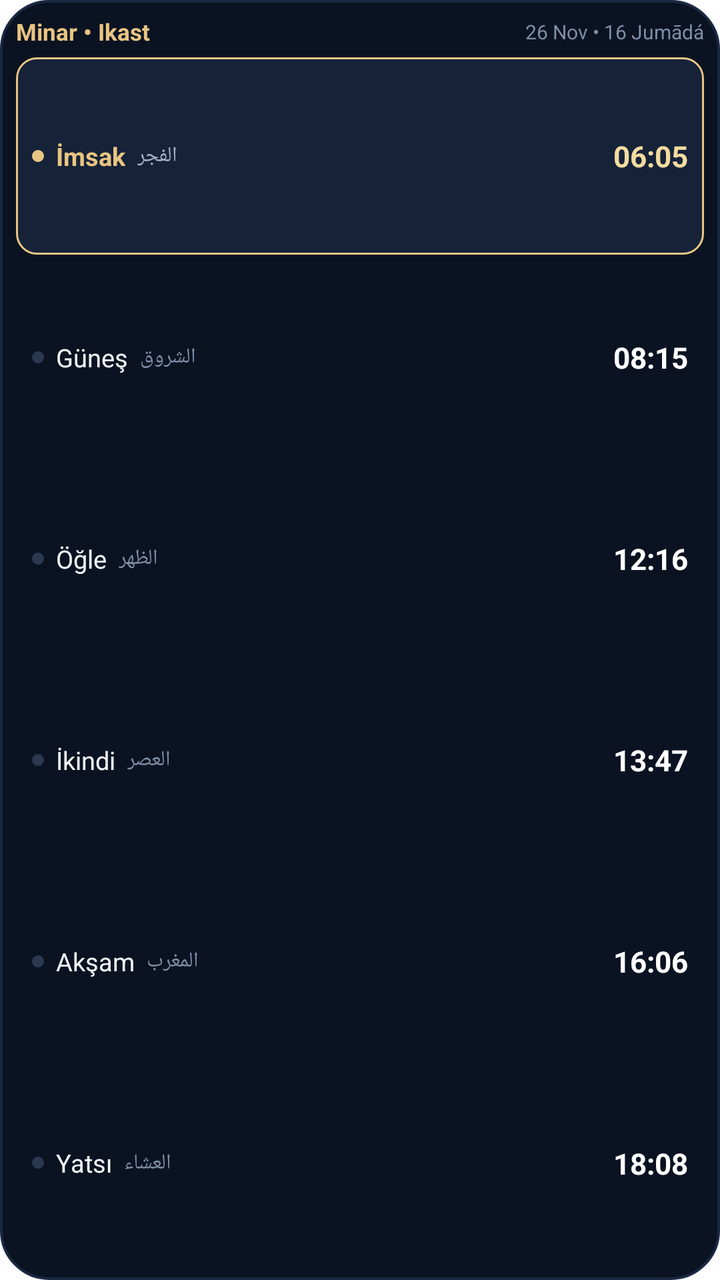
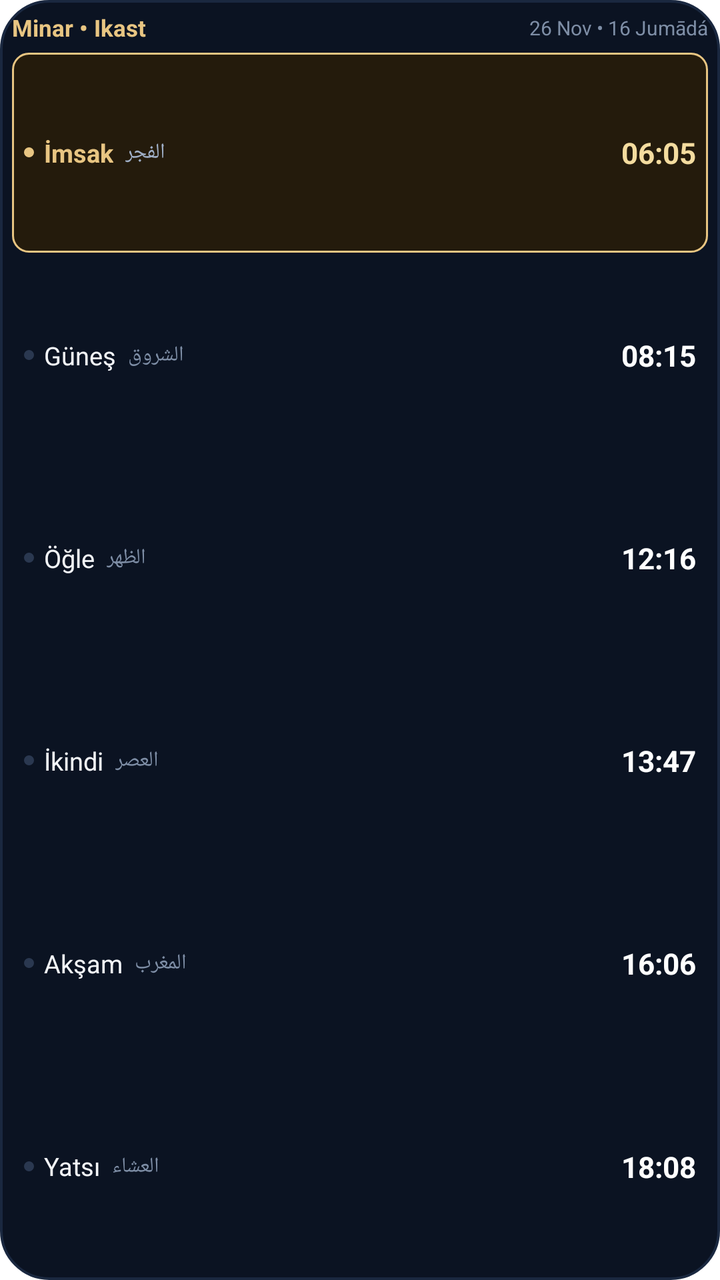

The first picture is an Android layout as it rendered before a commit; the second is the same layout after the commit. The layout source and the unified diff follow.
<!-- AndroidManifest.xml: fallback theme Theme.MaterialComponents.DayNight.NoActionBar -->
<!-- res/layout/widget_vertical.xml -->
<?xml version="1.0" encoding="utf-8"?>
<LinearLayout xmlns:android="http://schemas.android.com/apk/res/android"
    android:id="@+id/widget_vertical_root"
    android:layout_width="match_parent"
    android:layout_height="match_parent"
    android:background="@drawable/widget_bg_midnight"
    android:orientation="vertical"
    android:padding="8dp">

    
    <LinearLayout
        android:id="@+id/widget_v_header"
        android:layout_width="match_parent"
        android:layout_height="wrap_content"
        android:gravity="center_vertical"
        android:orientation="horizontal"
        android:paddingBottom="4dp">

        <TextView
            android:id="@+id/widget_v_title"
            android:layout_width="0dp"
            android:layout_height="wrap_content"
            android:layout_weight="1"
            android:ellipsize="end"
            android:maxLines="1"
            android:text="Minar • Ikast"
            android:textColor="#E8C582"
            android:textSize="11.5sp"
            android:textStyle="bold" />

        <TextView
            android:id="@+id/widget_v_date"
            android:layout_width="wrap_content"
            android:layout_height="wrap_content"
            android:ellipsize="end"
            android:maxLines="1"
            android:text="26 Nov • 16 Jumādá"
            android:textColor="#7E8EA6"
            android:textSize="10sp" />
    </LinearLayout>

    
    <LinearLayout
        android:layout_width="match_parent"
        android:layout_height="0dp"
        android:layout_weight="1"
        android:orientation="vertical">

        
        <LinearLayout
            android:id="@+id/widget_v_row_0"
            android:layout_width="match_parent"
            android:layout_height="0dp"
            android:layout_marginTop="1dp"
            android:layout_marginBottom="1dp"
            android:layout_weight="1"
            android:background="@drawable/widget_row_active_gold"
            android:gravity="center_vertical"
            android:orientation="horizontal"
            android:paddingHorizontal="8dp"
            android:paddingVertical="1dp">

            <ImageView
                android:id="@+id/widget_v_dot_0"
                android:layout_width="6dp"
                android:layout_height="6dp"
                android:layout_marginEnd="6dp"
                android:src="@drawable/widget_dot_gold" />

            <TextView
                android:id="@+id/widget_v_name_0"
                android:layout_width="wrap_content"
                android:layout_height="wrap_content"
                android:ellipsize="end"
                android:maxLines="1"
                android:text="İmsak"
                android:textColor="#E8C582"
                android:textSize="12.5sp"
                android:textStyle="bold" />

            <TextView
                android:id="@+id/widget_v_sub_0"
                android:layout_width="wrap_content"
                android:layout_height="wrap_content"
                android:layout_marginStart="6dp"
                android:ellipsize="end"
                android:gravity="start|center_vertical"
                android:maxLines="1"
                android:text="الفجر"
                android:textAlignment="viewStart"
                android:textColor="#A0B0C8"
                android:textSize="10.5sp" />

            <FrameLayout
                android:layout_width="0dp"
                android:layout_height="match_parent"
                android:layout_weight="1" />

            <TextView
                android:id="@+id/widget_v_time_0"
                android:layout_width="wrap_content"
                android:layout_height="wrap_content"
                android:gravity="end"
                android:text="06:05"
                android:textColor="#F4DC9F"
                android:textSize="14.5sp"
                android:textStyle="bold" />
        </LinearLayout>

        
        <LinearLayout
            android:id="@+id/widget_v_row_1"
            android:layout_width="match_parent"
            android:layout_height="0dp"
            android:layout_marginTop="1dp"
            android:layout_marginBottom="1dp"
            android:layout_weight="1"
            android:gravity="center_vertical"
            android:orientation="horizontal"
            android:paddingHorizontal="8dp"
            android:paddingVertical="1dp">

            <ImageView
                android:id="@+id/widget_v_dot_1"
                android:layout_width="6dp"
                android:layout_height="6dp"
                android:layout_marginEnd="6dp"
                android:src="@drawable/widget_dot_dim" />

            <TextView
                android:id="@+id/widget_v_name_1"
                android:layout_width="wrap_content"
                android:layout_height="wrap_content"
                android:ellipsize="end"
                android:maxLines="1"
                android:text="Güneş"
                android:textColor="#F3F5F8"
                android:textSize="12.5sp" />

            <TextView
                android:id="@+id/widget_v_sub_1"
                android:layout_width="wrap_content"
                android:layout_height="wrap_content"
                android:layout_marginStart="6dp"
                android:ellipsize="end"
                android:gravity="start|center_vertical"
                android:maxLines="1"
                android:text="الشروق"
                android:textAlignment="viewStart"
                android:textColor="#7E8EA6"
                android:textSize="10.5sp" />

            <FrameLayout
                android:layout_width="0dp"
                android:layout_height="match_parent"
                android:layout_weight="1" />

            <TextView
                android:id="@+id/widget_v_time_1"
                android:layout_width="wrap_content"
                android:layout_height="wrap_content"
                android:gravity="end"
                android:text="08:15"
                android:textColor="#FFFFFF"
                android:textSize="14.5sp"
                android:textStyle="bold" />
        </LinearLayout>

        
        <LinearLayout
            android:id="@+id/widget_v_row_2"
            android:layout_width="match_parent"
            android:layout_height="0dp"
            android:layout_marginTop="1dp"
            android:layout_marginBottom="1dp"
            android:layout_weight="1"
            android:gravity="center_vertical"
            android:orientation="horizontal"
            android:paddingHorizontal="8dp"
            android:paddingVertical="1dp">

            <ImageView
                android:id="@+id/widget_v_dot_2"
                android:layout_width="6dp"
                android:layout_height="6dp"
                android:layout_marginEnd="6dp"
                android:src="@drawable/widget_dot_dim" />

            <TextView
                android:id="@+id/widget_v_name_2"
                android:layout_width="wrap_content"
                android:layout_height="wrap_content"
                android:ellipsize="end"
                android:maxLines="1"
                android:text="Öğle"
                android:textColor="#F3F5F8"
                android:textSize="12.5sp" />

            <TextView
                android:id="@+id/widget_v_sub_2"
                android:layout_width="wrap_content"
                android:layout_height="wrap_content"
                android:layout_marginStart="6dp"
                android:ellipsize="end"
                android:gravity="start|center_vertical"
                android:maxLines="1"
                android:text="الظهر"
                android:textAlignment="viewStart"
                android:textColor="#7E8EA6"
                android:textSize="10.5sp" />

            <FrameLayout
                android:layout_width="0dp"
                android:layout_height="match_parent"
                android:layout_weight="1" />

            <TextView
                android:id="@+id/widget_v_time_2"
                android:layout_width="wrap_content"
                android:layout_height="wrap_content"
                android:gravity="end"
                android:text="12:16"
                android:textColor="#FFFFFF"
                android:textSize="14.5sp"
                android:textStyle="bold" />
        </LinearLayout>

        
        <LinearLayout
            android:id="@+id/widget_v_row_3"
            android:layout_width="match_parent"
            android:layout_height="0dp"
            android:layout_marginTop="1dp"
            android:layout_marginBottom="1dp"
            android:layout_weight="1"
            android:gravity="center_vertical"
            android:orientation="horizontal"
            android:paddingHorizontal="8dp"
            android:paddingVertical="1dp">

            <ImageView
                android:id="@+id/widget_v_dot_3"
                android:layout_width="6dp"
                android:layout_height="6dp"
                android:layout_marginEnd="6dp"
                android:src="@drawable/widget_dot_dim" />

            <TextView
                android:id="@+id/widget_v_name_3"
                android:layout_width="wrap_content"
                android:layout_height="wrap_content"
                android:ellipsize="end"
                android:maxLines="1"
                android:text="İkindi"
                android:textColor="#F3F5F8"
                android:textSize="12.5sp" />

            <TextView
                android:id="@+id/widget_v_sub_3"
                android:layout_width="wrap_content"
                android:layout_height="wrap_content"
                android:layout_marginStart="6dp"
                android:ellipsize="end"
                android:gravity="start|center_vertical"
                android:maxLines="1"
                android:text="العصر"
                android:textAlignment="viewStart"
                android:textColor="#7E8EA6"
                android:textSize="10.5sp" />

            <FrameLayout
                android:layout_width="0dp"
                android:layout_height="match_parent"
                android:layout_weight="1" />

            <TextView
                android:id="@+id/widget_v_time_3"
                android:layout_width="wrap_content"
                android:layout_height="wrap_content"
                android:gravity="end"
                android:text="13:47"
                android:textColor="#FFFFFF"
                android:textSize="14.5sp"
                android:textStyle="bold" />
        </LinearLayout>

        
        <LinearLayout
            android:id="@+id/widget_v_row_4"
            android:layout_width="match_parent"
            android:layout_height="0dp"
            android:layout_marginTop="1dp"
            android:layout_marginBottom="1dp"
            android:layout_weight="1"
            android:gravity="center_vertical"
            android:orientation="horizontal"
            android:paddingHorizontal="8dp"
            android:paddingVertical="1dp">

            <ImageView
                android:id="@+id/widget_v_dot_4"
                android:layout_width="6dp"
                android:layout_height="6dp"
                android:layout_marginEnd="6dp"
                android:src="@drawable/widget_dot_dim" />

            <TextView
                android:id="@+id/widget_v_name_4"
                android:layout_width="wrap_content"
                android:layout_height="wrap_content"
                android:ellipsize="end"
                android:maxLines="1"
                android:text="Akşam"
                android:textColor="#F3F5F8"
                android:textSize="12.5sp" />

            <TextView
                android:id="@+id/widget_v_sub_4"
                android:layout_width="wrap_content"
                android:layout_height="wrap_content"
                android:layout_marginStart="6dp"
                android:ellipsize="end"
                android:gravity="start|center_vertical"
                android:maxLines="1"
                android:text="المغرب"
                android:textAlignment="viewStart"
                android:textColor="#7E8EA6"
                android:textSize="10.5sp" />

            <FrameLayout
                android:layout_width="0dp"
                android:layout_height="match_parent"
                android:layout_weight="1" />

            <TextView
                android:id="@+id/widget_v_time_4"
                android:layout_width="wrap_content"
                android:layout_height="wrap_content"
                android:gravity="end"
                android:text="16:06"
                android:textColor="#FFFFFF"
                android:textSize="14.5sp"
                android:textStyle="bold" />
        </LinearLayout>

        
        <LinearLayout
            android:id="@+id/widget_v_row_5"
            android:layout_width="match_parent"
            android:layout_height="0dp"
            android:layout_marginTop="1dp"
            android:layout_marginBottom="1dp"
            android:layout_weight="1"
            android:gravity="center_vertical"
            android:orientation="horizontal"
            android:paddingHorizontal="8dp"
            android:paddingVertical="1dp">

            <ImageView
                android:id="@+id/widget_v_dot_5"
                android:layout_width="6dp"
                android:layout_height="6dp"
                android:layout_marginEnd="6dp"
                android:src="@drawable/widget_dot_dim" />

            <TextView
                android:id="@+id/widget_v_name_5"
                android:layout_width="wrap_content"
                android:layout_height="wrap_content"
                android:ellipsize="end"
                android:maxLines="1"
                android:text="Yatsı"
                android:textColor="#F3F5F8"
                android:textSize="12.5sp" />

            <TextView
                android:id="@+id/widget_v_sub_5"
                android:layout_width="wrap_content"
                android:layout_height="wrap_content"
                android:layout_marginStart="6dp"
                android:ellipsize="end"
                android:gravity="start|center_vertical"
                android:maxLines="1"
                android:text="العشاء"
                android:textAlignment="viewStart"
                android:textColor="#7E8EA6"
                android:textSize="10.5sp" />

            <FrameLayout
                android:layout_width="0dp"
                android:layout_height="match_parent"
                android:layout_weight="1" />

            <TextView
                android:id="@+id/widget_v_time_5"
                android:layout_width="wrap_content"
                android:layout_height="wrap_content"
                android:gravity="end"
                android:text="18:08"
                android:textColor="#FFFFFF"
                android:textSize="14.5sp"
                android:textStyle="bold" />
        </LinearLayout>
    </LinearLayout>
</LinearLayout>
<!-- resources referenced by this layout -->
<resources>
  <!-- drawable widget_bg_midnight (drawable) -->
  <?xml version="1.0" encoding="utf-8"?>
  <shape xmlns:android="http://schemas.android.com/apk/res/android"
      android:shape="rectangle">
      <solid android:color="#0B1322" />
      <stroke android:width="1.2dp" android:color="#1A2840" />
      <corners android:radius="24dp" />
  </shape>
  <!-- drawable widget_dot_dim (drawable) -->
  <?xml version="1.0" encoding="utf-8"?>
  <shape xmlns:android="http://schemas.android.com/apk/res/android"
      android:shape="oval">
      <solid android:color="#2A3850" />
      <size android:width="6dp" android:height="6dp" />
  </shape>
  <!-- drawable widget_dot_gold (drawable) -->
  <?xml version="1.0" encoding="utf-8"?>
  <shape xmlns:android="http://schemas.android.com/apk/res/android"
      android:shape="oval">
      <solid android:color="#E8C582" />
      <size android:width="8dp" android:height="8dp" />
  </shape>
  <!-- drawable widget_row_active_gold (drawable) -->
  <?xml version="1.0" encoding="utf-8"?>
  <shape xmlns:android="http://schemas.android.com/apk/res/android"
      android:shape="rectangle">
      <solid android:color="#162238" />
      <stroke android:width="1dp" android:color="#E8C582" />
      <corners android:radius="10dp" />
  </shape>
</resources>

<!-- the commit's change to res/layout/widget_vertical.xml (unified diff, before → after) -->
@@ -5,7 +5,7 @@
     android:layout_height="match_parent"
     android:background="@drawable/widget_bg_midnight"
     android:orientation="vertical"
-    android:padding="8dp">
+    android:padding="6dp">
 
     
     <LinearLayout
@@ -23,6 +23,7 @@
             android:layout_weight="1"
             android:ellipsize="end"
             android:maxLines="1"
+                android:singleLine="true"
             android:text="Minar • Ikast"
             android:textColor="#E8C582"
             android:textSize="11.5sp"
@@ -34,6 +35,7 @@
             android:layout_height="wrap_content"
             android:ellipsize="end"
             android:maxLines="1"
+                android:singleLine="true"
             android:text="26 Nov • 16 Jumādá"
             android:textColor="#7E8EA6"
             android:textSize="10sp" />
@@ -51,20 +53,20 @@
             android:id="@+id/widget_v_row_0"
             android:layout_width="match_parent"
             android:layout_height="0dp"
-            android:layout_marginTop="1dp"
-            android:layout_marginBottom="1dp"
+            android:layout_marginTop="0.5dp"
+            android:layout_marginBottom="0.5dp"
             android:layout_weight="1"
             android:background="@drawable/widget_row_active_gold"
             android:gravity="center_vertical"
             android:orientation="horizontal"
-            android:paddingHorizontal="8dp"
+            android:paddingHorizontal="6dp"
             android:paddingVertical="1dp">
 
             <ImageView
                 android:id="@+id/widget_v_dot_0"
-                android:layout_width="6dp"
-                android:layout_height="6dp"
-                android:layout_marginEnd="6dp"
+                android:layout_width="5dp"
+                android:layout_height="5dp"
+                android:layout_marginEnd="5dp"
                 android:src="@drawable/widget_dot_gold" />
 
             <TextView
@@ -73,6 +75,7 @@
                 android:layout_height="wrap_content"
                 android:ellipsize="end"
                 android:maxLines="1"
+                android:singleLine="true"
                 android:text="İmsak"
                 android:textColor="#E8C582"
                 android:textSize="12.5sp"
@@ -86,6 +89,7 @@
                 android:ellipsize="end"
                 android:gravity="start|center_vertical"
                 android:maxLines="1"
+                android:singleLine="true"
                 android:text="الفجر"
                 android:textAlignment="viewStart"
                 android:textColor="#A0B0C8"
@@ -112,19 +116,19 @@
             android:id="@+id/widget_v_row_1"
             android:layout_width="match_parent"
             android:layout_height="0dp"
-            android:layout_marginTop="1dp"
-            android:layout_marginBottom="1dp"
-            android:layout_weight="1"
-            android:gravity="center_vertical"
-            android:orientation="horizontal"
-            android:paddingHorizontal="8dp"
+            android:layout_marginTop="0.5dp"
+            android:layout_marginBottom="0.5dp"
+            android:layout_weight="1"
+            android:gravity="center_vertical"
+            android:orientation="horizontal"
+            android:paddingHorizontal="6dp"
             android:paddingVertical="1dp">
 
             <ImageView
                 android:id="@+id/widget_v_dot_1"
-                android:layout_width="6dp"
-                android:layout_height="6dp"
-                android:layout_marginEnd="6dp"
+                android:layout_width="5dp"
+                android:layout_height="5dp"
+                android:layout_marginEnd="5dp"
                 android:src="@drawable/widget_dot_dim" />
 
             <TextView
@@ -133,6 +137,7 @@
                 android:layout_height="wrap_content"
                 android:ellipsize="end"
                 android:maxLines="1"
+                android:singleLine="true"
                 android:text="Güneş"
                 android:textColor="#F3F5F8"
                 android:textSize="12.5sp" />
@@ -145,6 +150,7 @@
                 android:ellipsize="end"
                 android:gravity="start|center_vertical"
                 android:maxLines="1"
+                android:singleLine="true"
                 android:text="الشروق"
                 android:textAlignment="viewStart"
                 android:textColor="#7E8EA6"
@@ -171,19 +177,19 @@
             android:id="@+id/widget_v_row_2"
             android:layout_width="match_parent"
             android:layout_height="0dp"
-            android:layout_marginTop="1dp"
-            android:layout_marginBottom="1dp"
-            android:layout_weight="1"
-            android:gravity="center_vertical"
-            android:orientation="horizontal"
-            android:paddingHorizontal="8dp"
+            android:layout_marginTop="0.5dp"
+            android:layout_marginBottom="0.5dp"
+            android:layout_weight="1"
+            android:gravity="center_vertical"
+            android:orientation="horizontal"
+            android:paddingHorizontal="6dp"
             android:paddingVertical="1dp">
 
             <ImageView
                 android:id="@+id/widget_v_dot_2"
-                android:layout_width="6dp"
-                android:layout_height="6dp"
-                android:layout_marginEnd="6dp"
+                android:layout_width="5dp"
+                android:layout_height="5dp"
+                android:layout_marginEnd="5dp"
                 android:src="@drawable/widget_dot_dim" />
 
             <TextView
@@ -192,6 +198,7 @@
                 android:layout_height="wrap_content"
                 android:ellipsize="end"
                 android:maxLines="1"
+                android:singleLine="true"
                 android:text="Öğle"
                 android:textColor="#F3F5F8"
                 android:textSize="12.5sp" />
@@ -204,6 +211,7 @@
                 android:ellipsize="end"
                 android:gravity="start|center_vertical"
                 android:maxLines="1"
+                android:singleLine="true"
                 android:text="الظهر"
                 android:textAlignment="viewStart"
                 android:textColor="#7E8EA6"
@@ -230,19 +238,19 @@
             android:id="@+id/widget_v_row_3"
             android:layout_width="match_parent"
             android:layout_height="0dp"
-            android:layout_marginTop="1dp"
-            android:layout_marginBottom="1dp"
-            android:layout_weight="1"
-            android:gravity="center_vertical"
-            android:orientation="horizontal"
-            android:paddingHorizontal="8dp"
+            android:layout_marginTop="0.5dp"
+            android:layout_marginBottom="0.5dp"
+            android:layout_weight="1"
+            android:gravity="center_vertical"
+            android:orientation="horizontal"
+            android:paddingHorizontal="6dp"
             android:paddingVertical="1dp">
 
             <ImageView
                 android:id="@+id/widget_v_dot_3"
-                android:layout_width="6dp"
-                android:layout_height="6dp"
-                android:layout_marginEnd="6dp"
+                android:layout_width="5dp"
+                android:layout_height="5dp"
+                android:layout_marginEnd="5dp"
                 android:src="@drawable/widget_dot_dim" />
 
             <TextView
@@ -251,6 +259,7 @@
                 android:layout_height="wrap_content"
                 android:ellipsize="end"
                 android:maxLines="1"
+                android:singleLine="true"
                 android:text="İkindi"
                 android:textColor="#F3F5F8"
                 android:textSize="12.5sp" />
@@ -263,6 +272,7 @@
                 android:ellipsize="end"
                 android:gravity="start|center_vertical"
                 android:maxLines="1"
+                android:singleLine="true"
                 android:text="العصر"
                 android:textAlignment="viewStart"
                 android:textColor="#7E8EA6"
@@ -289,19 +299,19 @@
             android:id="@+id/widget_v_row_4"
             android:layout_width="match_parent"
             android:layout_height="0dp"
-            android:layout_marginTop="1dp"
-            android:layout_marginBottom="1dp"
-            android:layout_weight="1"
-            android:gravity="center_vertical"
-            android:orientation="horizontal"
-            android:paddingHorizontal="8dp"
+            android:layout_marginTop="0.5dp"
+            android:layout_marginBottom="0.5dp"
+            android:layout_weight="1"
+            android:gravity="center_vertical"
+            android:orientation="horizontal"
+            android:paddingHorizontal="6dp"
             android:paddingVertical="1dp">
 
             <ImageView
                 android:id="@+id/widget_v_dot_4"
-                android:layout_width="6dp"
-                android:layout_height="6dp"
-                android:layout_marginEnd="6dp"
+                android:layout_width="5dp"
+                android:layout_height="5dp"
+                android:layout_marginEnd="5dp"
                 android:src="@drawable/widget_dot_dim" />
 
             <TextView
@@ -310,6 +320,7 @@
                 android:layout_height="wrap_content"
                 android:ellipsize="end"
                 android:maxLines="1"
+                android:singleLine="true"
                 android:text="Akşam"
                 android:textColor="#F3F5F8"
                 android:textSize="12.5sp" />
@@ -322,6 +333,7 @@
                 android:ellipsize="end"
                 android:gravity="start|center_vertical"
                 android:maxLines="1"
+                android:singleLine="true"
                 android:text="المغرب"
                 android:textAlignment="viewStart"
                 android:textColor="#7E8EA6"
@@ -348,19 +360,19 @@
             android:id="@+id/widget_v_row_5"
             android:layout_width="match_parent"
             android:layout_height="0dp"
-            android:layout_marginTop="1dp"
-            android:layout_marginBottom="1dp"
-            android:layout_weight="1"
-            android:gravity="center_vertical"
-            android:orientation="horizontal"
-            android:paddingHorizontal="8dp"
+            android:layout_marginTop="0.5dp"
+            android:layout_marginBottom="0.5dp"
+            android:layout_weight="1"
+            android:gravity="center_vertical"
+            android:orientation="horizontal"
+            android:paddingHorizontal="6dp"
             android:paddingVertical="1dp">
 
             <ImageView
                 android:id="@+id/widget_v_dot_5"
-                android:layout_width="6dp"
-                android:layout_height="6dp"
-                android:layout_marginEnd="6dp"
+                android:layout_width="5dp"
+                android:layout_height="5dp"
+                android:layout_marginEnd="5dp"
                 android:src="@drawable/widget_dot_dim" />
 
             <TextView
@@ -369,6 +381,7 @@
                 android:layout_height="wrap_content"
                 android:ellipsize="end"
                 android:maxLines="1"
+                android:singleLine="true"
                 android:text="Yatsı"
                 android:textColor="#F3F5F8"
                 android:textSize="12.5sp" />
@@ -381,6 +394,7 @@
                 android:ellipsize="end"
                 android:gravity="start|center_vertical"
                 android:maxLines="1"
+                android:singleLine="true"
                 android:text="العشاء"
                 android:textAlignment="viewStart"
                 android:textColor="#7E8EA6"
<!-- resource entries referenced after the edit -->
@@ -26,9 +26,9 @@
   <?xml version="1.0" encoding="utf-8"?>
   <shape xmlns:android="http://schemas.android.com/apk/res/android"
       android:shape="rectangle">
-      <solid android:color="#162238" />
+      <solid android:color="#241B0C" />
       <stroke android:width="1dp" android:color="#E8C582" />
-      <corners android:radius="10dp" />
+      <corners android:radius="8dp" />
   </shape>
 </resources>
 
